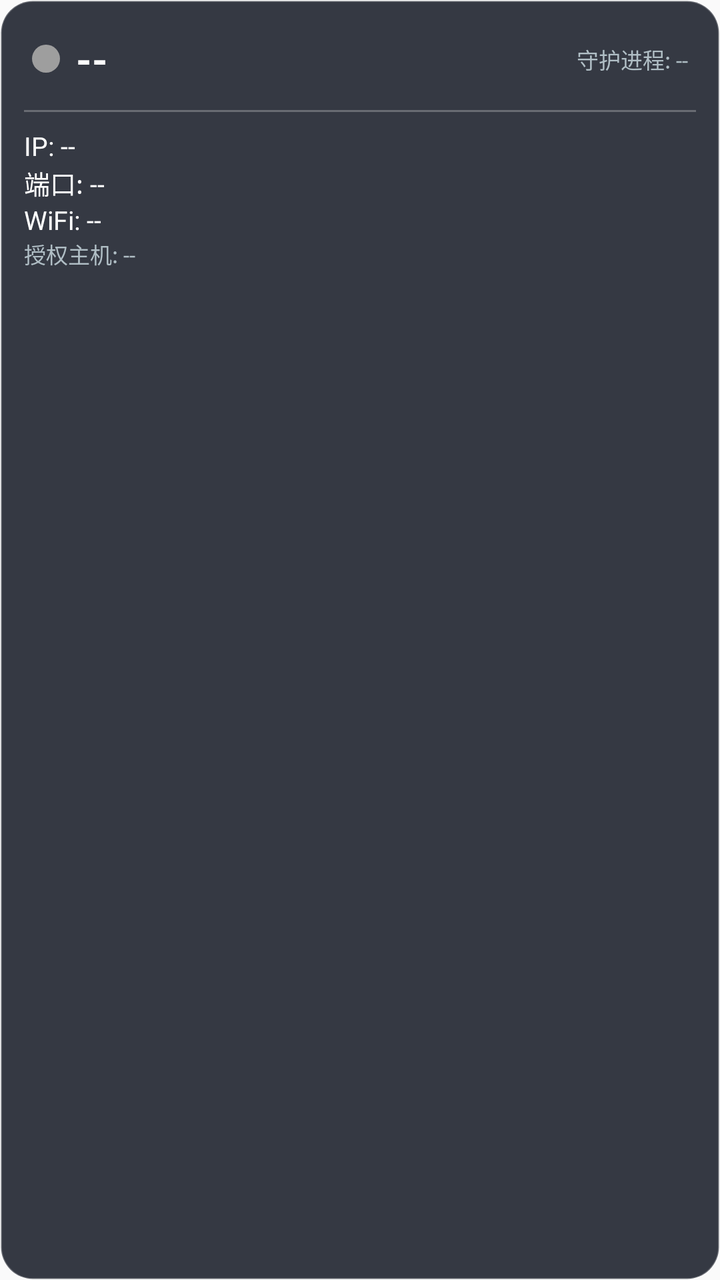
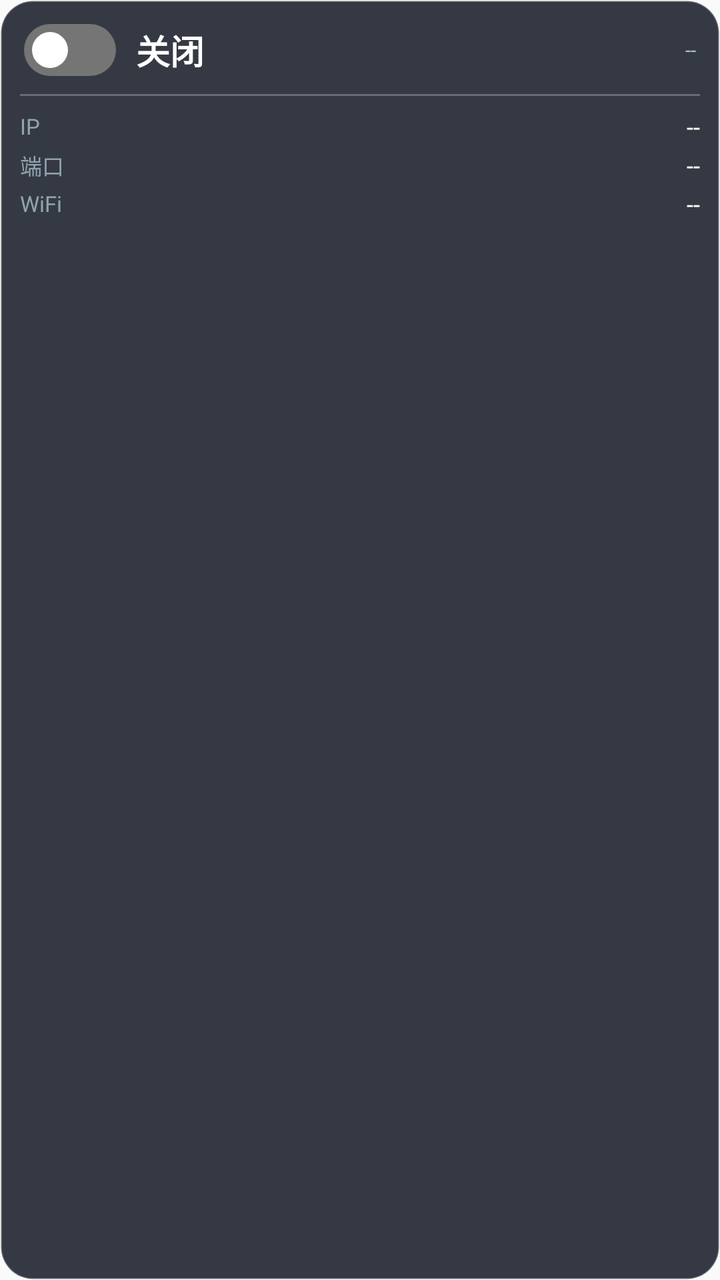

Screens rendered from an Android XML layout before and after an edit, with the pre-edit source and the edit as a unified diff.
<!-- AndroidManifest.xml: application theme Theme.AdbWifiWidget -->
<!-- res/layout/widget.xml -->
<?xml version="1.0" encoding="utf-8"?>
<LinearLayout xmlns:android="http://schemas.android.com/apk/res/android"
    android:id="@+id/root"
    android:layout_width="match_parent"
    android:layout_height="match_parent"
    android:orientation="vertical"
    android:background="@drawable/widget_bg"
    android:padding="12dp">

    
    <LinearLayout
        android:id="@+id/switchArea"
        android:layout_width="match_parent"
        android:layout_height="wrap_content"
        android:orientation="horizontal"
        android:gravity="center_vertical"
        android:padding="4dp">

        <ImageView
            android:id="@+id/ivLed"
            android:layout_width="14dp"
            android:layout_height="14dp"
            android:src="@drawable/led_off"
            android:contentDescription="state" />

        <TextView
            android:id="@+id/tvState"
            android:layout_width="wrap_content"
            android:layout_height="wrap_content"
            android:layout_marginStart="8dp"
            android:text="--"
            android:textColor="#FFFFFF"
            android:textSize="20sp"
            android:textStyle="bold" />

        
        <FrameLayout
            android:layout_width="0dp"
            android:layout_height="1dp"
            android:layout_weight="1" />

        <TextView
            android:id="@+id/tvDaemon"
            android:layout_width="wrap_content"
            android:layout_height="wrap_content"
            android:text="守护进程: --"
            android:textColor="#B0BEC5"
            android:textSize="11sp" />
    </LinearLayout>

    
    <FrameLayout
        android:layout_width="match_parent"
        android:layout_height="1dp"
        android:layout_marginTop="8dp"
        android:layout_marginBottom="8dp"
        android:background="#40FFFFFF" />

    
    <LinearLayout
        android:id="@+id/infoArea"
        android:layout_width="match_parent"
        android:layout_height="wrap_content"
        android:orientation="vertical">

        <TextView
            android:id="@+id/tvIp"
            android:layout_width="match_parent"
            android:layout_height="wrap_content"
            android:text="IP: --"
            android:textColor="#FFFFFF"
            android:textSize="13sp"
            android:singleLine="true"
            android:ellipsize="end" />

        <TextView
            android:id="@+id/tvPort"
            android:layout_width="match_parent"
            android:layout_height="wrap_content"
            android:text="端口: --"
            android:textColor="#FFFFFF"
            android:textSize="13sp"
            android:singleLine="true"
            android:ellipsize="end" />

        <TextView
            android:id="@+id/tvSsid"
            android:layout_width="match_parent"
            android:layout_height="wrap_content"
            android:text="WiFi: --"
            android:textColor="#FFFFFF"
            android:textSize="13sp"
            android:singleLine="true"
            android:ellipsize="end" />

        <TextView
            android:id="@+id/tvHost"
            android:layout_width="match_parent"
            android:layout_height="wrap_content"
            android:text="授权主机: --"
            android:textColor="#B0BEC5"
            android:textSize="11sp"
            android:singleLine="true"
            android:ellipsize="end" />
    </LinearLayout>

</LinearLayout>
<!-- resources referenced by this layout -->
<resources>
  <!-- drawable led_off (drawable) -->
  <?xml version="1.0" encoding="utf-8"?>
  <shape xmlns:android="http://schemas.android.com/apk/res/android"
      android:shape="oval">
      <solid android:color="#FF9E9E9E" />
      <size android:width="14dp" android:height="14dp" />
  </shape>
  <!-- drawable widget_bg (drawable) -->
  <?xml version="1.0" encoding="utf-8"?>
  <shape xmlns:android="http://schemas.android.com/apk/res/android"
      android:shape="rectangle">
      <solid android:color="#E6212530" />
      <corners android:radius="16dp" />
      <stroke android:width="1dp" android:color="#40FFFFFF" />
  </shape>
  <style name="Theme.AdbWifiWidget" parent="@android:style/Theme.Material.Light.NoActionBar" />
</resources>

<!-- the commit's change to res/layout/widget.xml (unified diff, before → after) -->
@@ -5,7 +5,7 @@
     android:layout_height="match_parent"
     android:orientation="vertical"
     android:background="@drawable/widget_bg"
-    android:padding="12dp">
+    android:padding="10dp">
 
     
     <LinearLayout
@@ -14,23 +14,23 @@
         android:layout_height="wrap_content"
         android:orientation="horizontal"
         android:gravity="center_vertical"
-        android:padding="4dp">
+        android:padding="2dp">
 
         <ImageView
-            android:id="@+id/ivLed"
-            android:layout_width="14dp"
-            android:layout_height="14dp"
-            android:src="@drawable/led_off"
-            android:contentDescription="state" />
+            android:id="@+id/ivSwitch"
+            android:layout_width="46dp"
+            android:layout_height="26dp"
+            android:src="@drawable/switch_off"
+            android:contentDescription="toggle" />
 
         <TextView
             android:id="@+id/tvState"
             android:layout_width="wrap_content"
             android:layout_height="wrap_content"
-            android:layout_marginStart="8dp"
-            android:text="--"
+            android:layout_marginStart="10dp"
+            android:text="关闭"
             android:textColor="#FFFFFF"
-            android:textSize="20sp"
+            android:textSize="17sp"
             android:textStyle="bold" />
 
         
@@ -43,17 +43,17 @@
             android:id="@+id/tvDaemon"
             android:layout_width="wrap_content"
             android:layout_height="wrap_content"
-            android:text="守护进程: --"
+            android:text="--"
             android:textColor="#B0BEC5"
-            android:textSize="11sp" />
+            android:textSize="10sp" />
     </LinearLayout>
 
     
     <FrameLayout
         android:layout_width="match_parent"
         android:layout_height="1dp"
-        android:layout_marginTop="8dp"
-        android:layout_marginBottom="8dp"
+        android:layout_marginTop="7dp"
+        android:layout_marginBottom="7dp"
         android:background="#40FFFFFF" />
 
     
@@ -63,45 +63,86 @@
         android:layout_height="wrap_content"
         android:orientation="vertical">
 
-        <TextView
-            android:id="@+id/tvIp"
+        <LinearLayout
             android:layout_width="match_parent"
             android:layout_height="wrap_content"
-            android:text="IP: --"
-            android:textColor="#FFFFFF"
-            android:textSize="13sp"
-            android:singleLine="true"
-            android:ellipsize="end" />
+            android:orientation="horizontal"
+            android:gravity="center_vertical">
 
-        <TextView
-            android:id="@+id/tvPort"
+            <TextView
+                android:layout_width="34dp"
+                android:layout_height="wrap_content"
+                android:text="IP"
+                android:textColor="#90A4AE"
+                android:textSize="11sp" />
+
+            <TextView
+                android:id="@+id/tvIp"
+                android:layout_width="0dp"
+                android:layout_height="wrap_content"
+                android:layout_weight="1"
+                android:gravity="end"
+                android:text="--"
+                android:textColor="#FFFFFF"
+                android:textSize="12sp"
+                android:singleLine="true"
+                android:ellipsize="end" />
+        </LinearLayout>
+
+        <LinearLayout
             android:layout_width="match_parent"
             android:layout_height="wrap_content"
-            android:text="端口: --"
-            android:textColor="#FFFFFF"
-            android:textSize="13sp"
-            android:singleLine="true"
-            android:ellipsize="end" />
+            android:orientation="horizontal"
+            android:gravity="center_vertical"
+            android:layout_marginTop="3dp">
 
-        <TextView
-            android:id="@+id/tvSsid"
+            <TextView
+                android:layout_width="34dp"
+                android:layout_height="wrap_content"
+                android:text="端口"
+                android:textColor="#90A4AE"
+                android:textSize="11sp" />
+
+            <TextView
+                android:id="@+id/tvPort"
+                android:layout_width="0dp"
+                android:layout_height="wrap_content"
+                android:layout_weight="1"
+                android:gravity="end"
+                android:text="--"
+                android:textColor="#FFFFFF"
+                android:textSize="12sp"
+                android:singleLine="true"
+                android:ellipsize="end" />
+        </LinearLayout>
+
+        <LinearLayout
             android:layout_width="match_parent"
             android:layout_height="wrap_content"
-            android:text="WiFi: --"
-            android:textColor="#FFFFFF"
-            android:textSize="13sp"
-            android:singleLine="true"
-            android:ellipsize="end" />
+            android:orientation="horizontal"
+            android:gravity="center_vertical"
+            android:layout_marginTop="3dp">
 
-        <TextView
-            android:id="@+id/tvHost"
-            android:layout_width="match_parent"
-            android:layout_height="wrap_content"
-            android:text="授权主机: --"
-            android:textColor="#B0BEC5"
-            android:textSize="11sp"
-            android:singleLine="true"
-            android:ellipsize="end" />
+            <TextView
+                android:layout_width="34dp"
+                android:layout_height="wrap_content"
+                android:text="WiFi"
+                android:textColor="#90A4AE"
+                android:textSize="11sp" />
+
+            <TextView
+                android:id="@+id/tvSsid"
+                android:layout_width="0dp"
+                android:layout_height="wrap_content"
+                android:layout_weight="1"
+                android:gravity="end"
+                android:text="--"
+                android:textColor="#FFFFFF"
+                android:textSize="12sp"
+                android:singleLine="true"
+                android:ellipsize="end" />
+        </LinearLayout>
+
     </LinearLayout>
 
 </LinearLayout>
<!-- resource entries referenced after the edit -->
@@ -1,12 +1,26 @@
 <!-- resources referenced by this layout -->
 <resources>
-  <!-- drawable led_off (drawable) -->
+  <!-- drawable switch_off (drawable) -->
   <?xml version="1.0" encoding="utf-8"?>
-  <shape xmlns:android="http://schemas.android.com/apk/res/android"
-      android:shape="oval">
-      <solid android:color="#FF9E9E9E" />
-      <size android:width="14dp" android:height="14dp" />
-  </shape>
+  <layer-list xmlns:android="http://schemas.android.com/apk/res/android">
+      
+      <item>
+          <shape android:shape="rectangle">
+              <solid android:color="#FF757575" />
+              <corners android:radius="13dp" />
+              <size android:width="46dp" android:height="26dp" />
+          </shape>
+      </item>
+      
+      <item
+          android:gravity="left|center_vertical"
+          android:left="4dp">
+          <shape android:shape="oval">
+              <solid android:color="#FFFFFFFF" />
+              <size android:width="18dp" android:height="18dp" />
+          </shape>
+      </item>
+  </layer-list>
   <!-- drawable widget_bg (drawable) -->
   <?xml version="1.0" encoding="utf-8"?>
   <shape xmlns:android="http://schemas.android.com/apk/res/android"
